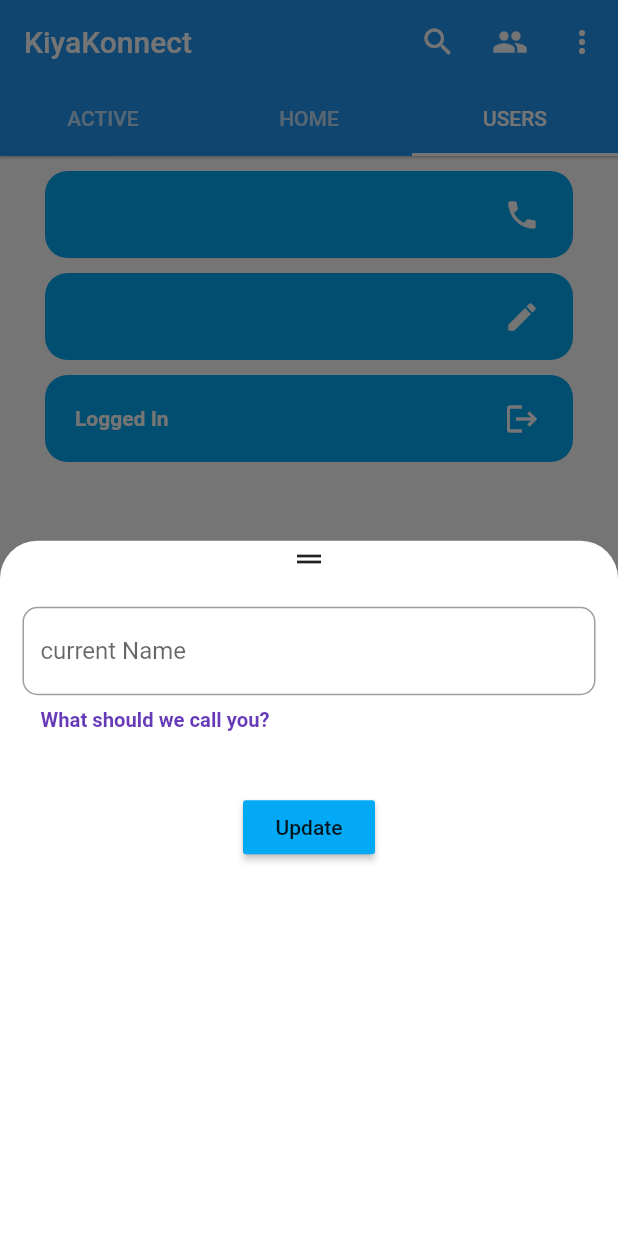
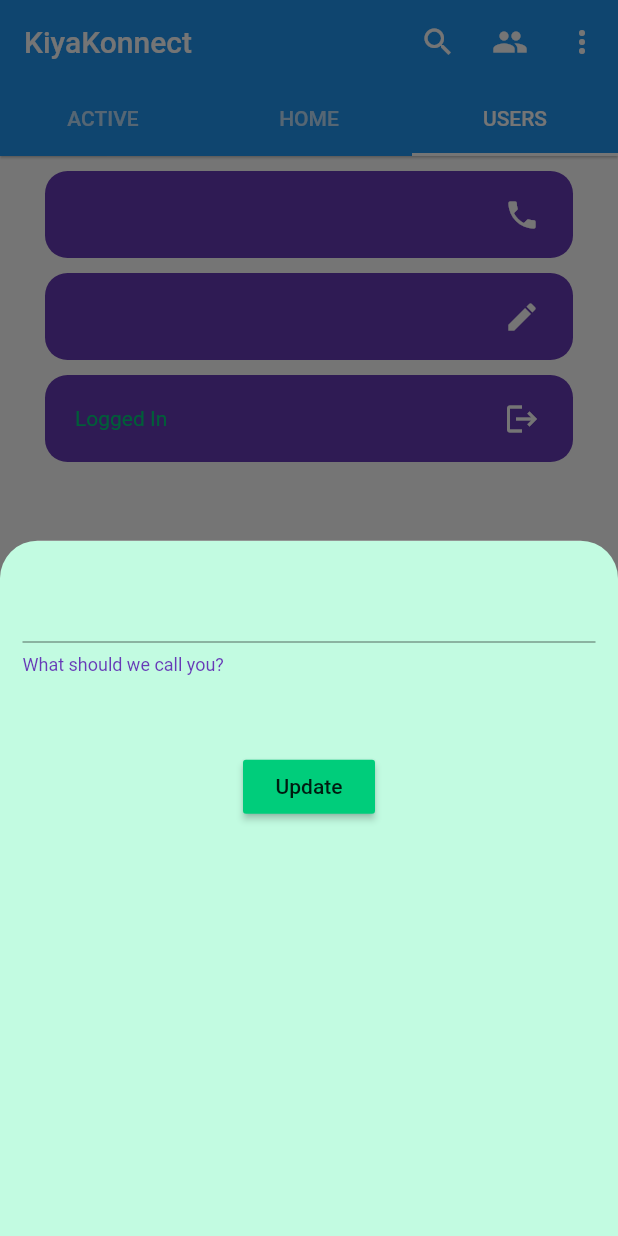
Before and after one commit to captainrogers69/FireApp, a Flutter app: the screen it shows once a user with an empty profile is signed in, tab 3 chosen, after a tap on the "edit" icon, on a phone screen of 412 x 824 dp. Run offline on Flutter 3.47's test engine with Material 2 defaults, Android fonts, the phone set to English and light mode, and no system bars; our stand-ins replace camera, cloud_firestore, firebase_auth, firebase_core, flutter_hooks, fluttertoast and 1 more; accounts and stored records are empty.

Commit message:
merged conflict on widgets

```diff
--- a/lib/widgets/user_edit_bottom_sheet.dart
+++ b/lib/widgets/user_edit_bottom_sheet.dart
@@ -10,50 +10,50 @@ class UserEditBottomSheet extends HookWidget {
   Widget build(BuildContext context) {
     Size size = MediaQuery.of(context).size;
     final _usernameController = useTextEditingController();
-    return GestureDetector(
-      onTap: () {
-        FocusScope.of(context).unfocus();
-      },
-      child: Container(
+    final isLoading = useState(false);
+    return Container(
       width: size.width,
       height: size.height / 1.5,
       decoration: BoxDecoration(
-          color: Colors.white,
+        color: Color(0xffc2fbe1),
       ),
-        child: Column(
+      child: isLoading.value
+          ? Center(
+              child: Container(
+                width: 85,
+                height: 85,
+                child: CircularProgressIndicator(),
+              ),
+            )
+          : Column(
               children: [
-            Icon(
-              Icons.drag_handle,
-            ),
                 Padding(
                   padding: EdgeInsets.symmetric(horizontal: 15, vertical: 20),
                   child: Container(
                     child: TextField(
                       controller: _usernameController,
                       decoration: InputDecoration(
-                    hintText: "current Name",
                         helperText: 'What should we call you?',
                         helperStyle: TextStyle(
                           color: Colors.deepPurple,
-                      fontWeight: FontWeight.bold,
-                      fontSize: 13.5,
-                    ),
-                    border: OutlineInputBorder(
-                      borderRadius: BorderRadius.circular(10),
                         ),
                       ),
                     ),
                   ),
                 ),
                 Padding(
-              padding: EdgeInsets.all(20),
+                  padding: EdgeInsets.all(30),
                   child: MaterialButton(
-                color: Colors.lightBlue,
+                    color: Color(0xff00cd7b),
                     child: Text("Update"),
                     onPressed: () async {
+                      isLoading.value = true;
+
                       await context
                           .read(authenticationServiceProvider)
                           .setDisplayName(_usernameController.text);
+
+                      isLoading.value = false;
 
                       _usernameController.text = "";
                       Navigator.of(context).pop();
@@ -62,7 +62,6 @@ class UserEditBottomSheet extends HookWidget {
                 )
               ],
             ),
-      ),
     );
   }
 }
--- a/lib/widgets/user_page_widget.dart
+++ b/lib/widgets/user_page_widget.dart
@@ -12,16 +12,13 @@ class UserPageWidget extends StatelessWidget {
     Size size = MediaQuery.of(context).size;
     return Container(
       width: size.width,
-      margin: EdgeInsets.symmetric(
-        horizontal: 30,
-        vertical: 5,
-      ),
+      margin: EdgeInsets.symmetric(horizontal: 30, vertical: 5),
       padding: EdgeInsets.symmetric(
         horizontal: 10,
         vertical: 5,
       ),
       decoration: BoxDecoration(
-        color: Colors.lightBlue,
+        color: Colors.deepPurple,
         borderRadius: BorderRadius.circular(15),
       ),
       child: Row(
@@ -32,11 +29,8 @@ class UserPageWidget extends StatelessWidget {
               10.0,
             ),
             child: Text(
-              text,
-              style: TextStyle(
-                color: Colors.white,
-                fontWeight: FontWeight.bold,
-              ),
+              text ?? "Username",
+              style: TextStyle(color: Color(0xff00cd7b)),
             ),
           ),
           actionWidget,
```
Lines whose indentation alone changed are shown as unchanged.
